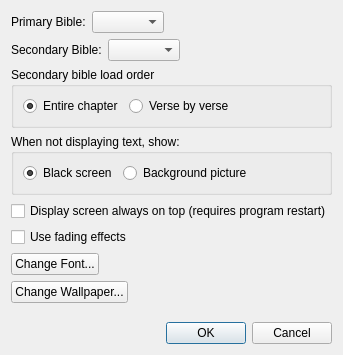
Before: the Qt Designer form src/settingsdialog.ui in SoftProjector/src, drawn with Qt 5.
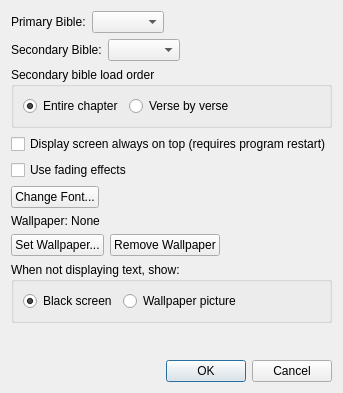
After: the same form once the commit is applied.

Commit message: Added a button to remove the wallpaper. Also added a label that shows the currently-selected wallpaper path.

```diff
--- a/src/settingsdialog.ui
+++ b/src/settingsdialog.ui
@@ -7,7 +7,7 @@
     <x>0</x>
     <y>0</y>
     <width>328</width>
-    <height>355</height>
+    <height>393</height>
    </rect>
   </property>
   <property name="windowTitle">
@@ -94,32 +94,6 @@
      </layout>
     </widget>
    </item>
-   <item>
-    <widget class="QGroupBox" name="groupBox_2">
-     <property name="title">
-      <string>When not displaying text, show:</string>
-     </property>
-     <layout class="QFormLayout" name="formLayout_2">
-      <item row="0" column="0">
-       <widget class="QRadioButton" name="black_screen_rbutton">
-        <property name="text">
-         <string>Black screen</string>
-        </property>
-        <property name="checked">
-         <bool>true</bool>
-        </property>
-       </widget>
-      </item>
-      <item row="0" column="1">
-       <widget class="QRadioButton" name="wallpaper_rbutton">
-        <property name="text">
-         <string>Background picture</string>
-        </property>
-       </widget>
-      </item>
-     </layout>
-    </widget>
-   </item>
    <item>
     <widget class="QCheckBox" name="display_on_top_box">
      <property name="text">
@@ -158,12 +132,26 @@
      </item>
     </layout>
    </item>
+   <item>
+    <widget class="QLabel" name="wallpaper_label">
+     <property name="text">
+      <string>Wallpaper: None</string>
+     </property>
+    </widget>
+   </item>
    <item>
     <layout class="QHBoxLayout" name="horizontalLayout_2">
      <item>
       <widget class="QPushButton" name="change_background_button">
        <property name="text">
-        <string>Change Wallpaper...</string>
+        <string>Set Wallpaper...</string>
+       </property>
+      </widget>
+     </item>
+     <item>
+      <widget class="QPushButton" name="remove_wallpaper_button">
+       <property name="text">
+        <string>Remove Wallpaper</string>
        </property>
       </widget>
      </item>
@@ -182,6 +170,32 @@
      </item>
     </layout>
    </item>
+   <item>
+    <widget class="QGroupBox" name="black_or_wallpaper_group">
+     <property name="title">
+      <string>When not displaying text, show:</string>
+     </property>
+     <layout class="QFormLayout" name="formLayout_2">
+      <item row="0" column="0">
+       <widget class="QRadioButton" name="black_screen_rbutton">
+        <property name="text">
+         <string>Black screen</string>
+        </property>
+        <property name="checked">
+         <bool>true</bool>
+        </property>
+       </widget>
+      </item>
+      <item row="0" column="1">
+       <widget class="QRadioButton" name="wallpaper_rbutton">
+        <property name="text">
+         <string>Wallpaper picture</string>
+        </property>
+       </widget>
+      </item>
+     </layout>
+    </widget>
+   </item>
    <item>
     <spacer name="verticalSpacer">
      <property name="orientation">
```
Left out of the diff: 2 changed lines with no effect on the pictures. The commit also changes 3 other files.
